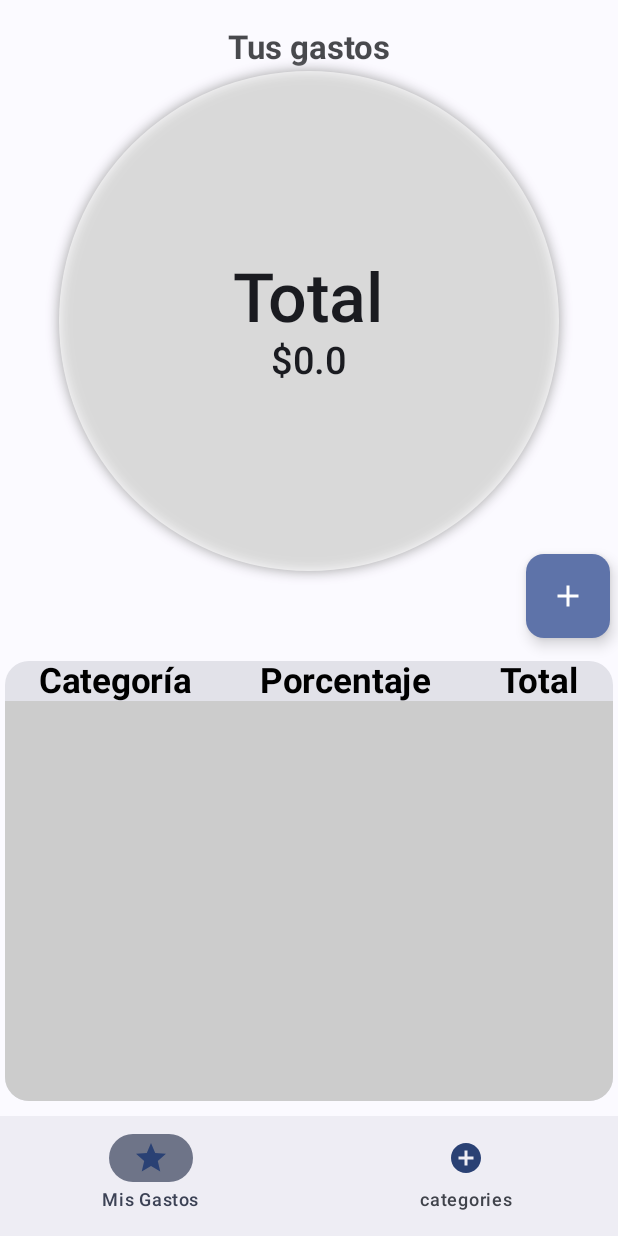
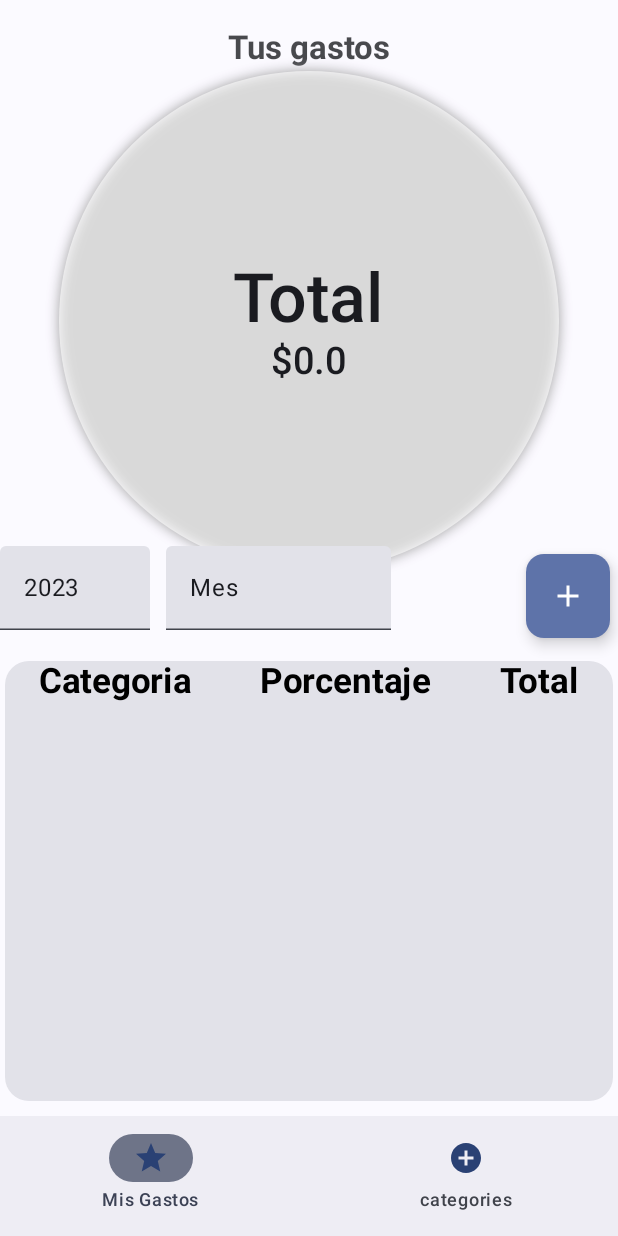
Before and after one commit to unlam-tec-movil/A2-2023-H2-E4, an Android app built with Jetpack Compose: the screen it shows after launch (MainActivity), on a phone screen of 412 x 824 dp. Run offline under Robolectric (Android 15) with nearby library versions, the phone set to English and light mode, and no system bars; our stand-ins replace Dagger/Hilt's generated code, Room's generated code.

Commit message:
añadi filtro por año y mes

```diff
--- a/app/src/main/java/ar/edu/unlam/mobile/scaffold/data/transaction/local/Preloader.kt
+++ b/app/src/main/java/ar/edu/unlam/mobile/scaffold/data/transaction/local/Preloader.kt
@@ -3,6 +3,7 @@ package ar.edu.unlam.mobile.scaffold.data.transaction.local
 import ar.edu.unlam.mobile.scaffold.data.transaction.local.entities.CategoryEntity
 import ar.edu.unlam.mobile.scaffold.data.transaction.local.entities.CurrencyEntity
 import ar.edu.unlam.mobile.scaffold.data.transaction.models.TransactionType
+import java.time.LocalDate
 
 val defaultCategories = listOf(
     CategoryEntity(0, TransactionType.Ingresos, "Salario", "#FF5733"),
@@ -204,3 +205,23 @@ val defaultCurrencies = listOf(
     CurrencyEntity(0, "LTC", "Litecoin"),
     CurrencyEntity(0, "ADA", "Cardano"),
 )
+val defaultYears = listOf<String>(
+    LocalDate.now().year.toString(),
+    (LocalDate.now().year - 1).toString(),
+    (LocalDate.now().year - 2).toString(),
+)
+val defaultMonth: Map<String, String> = mapOf(
+    "Mes" to "Mes",
+    "enero" to "01",
+    "febrero" to "02",
+    "marzo" to "03",
+    "abril" to "04",
+    "mayo" to "05",
+    "junio" to "06",
+    "julio" to "07",
+    "agosto" to "08",
+    "septiembre" to "09",
+    "octubre" to "10",
+    "noviembre" to "11",
+    "diciembre" to "12"
+)
--- a/app/src/main/java/ar/edu/unlam/mobile/scaffold/data/transaction/local/dao/DaoTransaction.kt
+++ b/app/src/main/java/ar/edu/unlam/mobile/scaffold/data/transaction/local/dao/DaoTransaction.kt
@@ -30,4 +30,31 @@ interface DaoTransaction {
         "SELECT t.id as id, t.transaction_type, c.id as category_id, cu.id as currency_id, t.amount as amount, t.date as date, t.description as description FROM `Transaction` t INNER JOIN `Category` c ON t.category_id = c.id INNER JOIN `Currency` cu ON t.currency_id = cu.id"
     )
     fun getTransaction(): Flow<List<TransactionWithDetails>>
+
+    @Transaction
+    @Query(
+        "SELECT t.transaction_type, t.id as id, c.id as category_id, cu.id as currency_id, t.amount as amount, t.date as date, t.description as description FROM `Transaction` t INNER JOIN `Category` c ON t.category_id = c.id INNER JOIN `Currency` cu ON t.currency_id = cu.id " +
+                "WHERE strftime('%Y', t.date) = :year"
+    )
+    fun getTransactionForYear(year: String): Flow<List<TransactionWithDetails>>
+
+    @Transaction
+    @Query(
+        "SELECT t.transaction_type," +
+                " t.id as id, " +
+                "c.id as category_id, " +
+                "cu.id as currency_id, " +
+                "t.amount as amount, " +
+                "t.date as date, " +
+                "t.description as description " +
+                "FROM `Transaction` t INNER JOIN `Category` c ON t.category_id = c.id INNER JOIN `Currency` cu ON t.currency_id = cu.id " +
+                "WHERE strftime('%m', t.date) = :mount"
+    )
+    fun getTransactionForMonth(mount: String): Flow<List<TransactionWithDetails>>
+
+    @Transaction
+    @Query(
+        "SELECT t.transaction_type, t.id as id, c.id as category_id, cu.id as currency_id, t.amount as amount, t.date as date, t.description as description FROM `Transaction` t INNER JOIN `Category` c ON t.category_id = c.id INNER JOIN `Currency` cu ON t.currency_id = cu.id WHERE strftime('%m', t.date) = :month AND strftime('%Y', t.date) = :year"
+    )
+    fun getTransactionForMonthAndYear(month: String, year: String): Flow<List<TransactionWithDetails>>
 }
--- a/app/src/main/java/ar/edu/unlam/mobile/scaffold/data/transaction/local/repository/TransactionLocalRepoInterface.kt
+++ b/app/src/main/java/ar/edu/unlam/mobile/scaffold/data/transaction/local/repository/TransactionLocalRepoInterface.kt
@@ -7,4 +7,10 @@ import kotlinx.coroutines.flow.Flow
 interface TransactionLocalRepoInterface {
     fun getAllTransactions(): Flow<List<TransactionWithDetails>>
     fun addTransaction(transaction: TransactionEntity)
+
+    fun getTransactionForYear(year: String): Flow<List<TransactionWithDetails>>
+
+    fun getTransactionForMonth(month: String): Flow<List<TransactionWithDetails>>
+
+    fun getTransactionForMonthAndYear(month: String, year: String): Flow<List<TransactionWithDetails>>
 }
--- a/app/src/main/java/ar/edu/unlam/mobile/scaffold/data/transaction/repository/TransactionDefaultRepository.kt
+++ b/app/src/main/java/ar/edu/unlam/mobile/scaffold/data/transaction/repository/TransactionDefaultRepository.kt
@@ -22,4 +22,31 @@ class TransactionDefaultRepository @Inject constructor(
             }
         }
     }
+
+    override suspend fun getTransactionForYear(year: String): Flow<List<Transaction>> {
+        return transactionLocalRepo.getTransactionForYear(year).map { list ->
+            list.map {
+                it.toDomain()
+            }
+        }
+    }
+
+    override suspend fun getTransactionForMonth(month: String): Flow<List<Transaction>> {
+        return transactionLocalRepo.getTransactionForMonth(month).map { list ->
+            list.map {
+                it.toDomain()
+            }
+        }
+    }
+
+    override suspend fun getTransactionForMonthAndYear(
+        month: String,
+        year: String,
+    ): Flow<List<Transaction>> {
+        return transactionLocalRepo.getTransactionForMonthAndYear(month, year).map { list ->
+            list.map {
+                it.toDomain()
+            }
+        }
+    }
 }
--- a/app/src/main/java/ar/edu/unlam/mobile/scaffold/data/transaction/repository/TransactionRepositoryInterface.kt
+++ b/app/src/main/java/ar/edu/unlam/mobile/scaffold/data/transaction/repository/TransactionRepositoryInterface.kt
@@ -8,4 +8,10 @@ import kotlinx.coroutines.flow.Flow
 interface TransactionRepositoryInterface {
     suspend fun addTransaction(transaction: TransactionEntity)
     suspend fun getAllTransactions(dispatcherProvider: DispatcherProvider): Flow<List<Transaction>>
+
+    suspend fun getTransactionForYear(year: String): Flow<List<Transaction>>
+
+    suspend fun getTransactionForMonth(month: String): Flow<List<Transaction>>
+
+    suspend fun getTransactionForMonthAndYear(month: String, year: String): Flow<List<Transaction>>
 }
--- a/app/src/main/java/ar/edu/unlam/mobile/scaffold/domain/services/TransactionServiceInterface.kt
+++ b/app/src/main/java/ar/edu/unlam/mobile/scaffold/domain/services/TransactionServiceInterface.kt
@@ -6,4 +6,9 @@ import kotlinx.coroutines.flow.Flow
 interface TransactionServiceInterface {
     suspend fun insertTransaction(transaction: Transaction)
     suspend fun getAllTransactions(): Flow<List<Transaction>>
+    suspend fun getTransactionForYear(year: String): Flow<List<Transaction>>
+
+    suspend fun getTransactionForMonth(month: String): Flow<List<Transaction>>
+
+    suspend fun getTransactionForMonthAndYear(month: String, year: String):Flow<List<Transaction>>
 }
--- a/app/src/main/java/ar/edu/unlam/mobile/scaffold/ui/components/Grafic.kt
+++ b/app/src/main/java/ar/edu/unlam/mobile/scaffold/ui/components/PieChart.kt
@@ -38,6 +38,7 @@ fun PieChart(
             Canvas(
                 modifier = Modifier
                     .fillMaxSize()
+                    .fillMaxWidth()
                     .pointerInput(true) {
                     },
             ) {
@@ -84,19 +85,18 @@ fun PieChart(
                     radius = innerRadius.times(transparentwidth).div(2f),
                 )
             }
-            TextCenter(text = "$$totalSum", innerRadius = innerRadius)
+            TextCenterCircle(total = totalSum, innerRadius = innerRadius)
         }
     }
 }
 
 @Composable
-fun TextCenter(
-    text: String,
+fun TextCenterCircle(
+    total: Double,
     innerRadius: Float,
 ) {
     Column(
-        modifier =
-        Modifier
+        modifier = Modifier
             .width(Dp(innerRadius / 1.5f)),
         horizontalAlignment = Alignment.CenterHorizontally,
     ) {
@@ -106,7 +106,7 @@ fun TextCenter(
             fontSize = 45.sp,
         )
         Text(
-            text = text,
+            text = "$$total",
             fontWeight = FontWeight.SemiBold,
             fontSize = 25.sp,
         )
--- a/app/src/main/java/ar/edu/unlam/mobile/scaffold/ui/components/LazyColumn.kt
+++ b/app/src/main/java/ar/edu/unlam/mobile/scaffold/ui/components/Statistics.kt
@@ -1,6 +1,5 @@
 package ar.edu.unlam.mobile.scaffold.ui.components
 
-import androidx.compose.foundation.background
 import androidx.compose.foundation.layout.Arrangement
 import androidx.compose.foundation.layout.Row
 import androidx.compose.foundation.layout.fillMaxWidth
@@ -23,19 +22,14 @@ import ar.edu.unlam.mobile.scaffold.ui.screens.chartScreen.ChartScreenViewModel
 
 @Composable
 fun Statistics(
-    categoria: String,
-    porcentaje: String,
-    total: String,
     list: List<PieChartInput>,
-    color1: Color,
-    color2: Color,
     viewModel: ChartScreenViewModel,
 ) {
     Card(
         modifier = Modifier
             .fillMaxWidth()
             .padding(3.dp, 10.dp),
-        shape = RoundedCornerShape(16.dp)
+        shape = RoundedCornerShape(16.dp),
     ) {
         Row(
             modifier = Modifier
@@ -43,21 +37,24 @@ fun Statistics(
             horizontalArrangement = Arrangement.SpaceAround,
             verticalAlignment = Alignment.CenterVertically,
         ) {
-            Text(text = categoria, fontSize = 23.sp, color = Color.Black, fontWeight = FontWeight.Bold)
-            Text(text = porcentaje, fontSize = 23.sp, color = Color.Black, fontWeight = FontWeight.Bold)
-            Text(text = total, fontSize = 23.sp, color = Color.Black, fontWeight = FontWeight.Bold)
+            Text(text = "Categoria", fontSize = 23.sp, color = Color.Black, fontWeight = FontWeight.Bold)
+            Text(text = "Porcentaje", fontSize = 23.sp, color = Color.Black, fontWeight = FontWeight.Bold)
+            Text(text = "Total", fontSize = 23.sp, color = Color.Black, fontWeight = FontWeight.Bold)
         }
-        ShowCategories(list, color2, viewModel)
+        ShowCategories(data = list, viewModel = viewModel)
     }
 }
 
 @Composable
-fun ShowCategories(data: List<PieChartInput>, color: Color, viewModel: ChartScreenViewModel) {
+fun ShowCategories(
+    data: List<PieChartInput>,
+    viewModel: ChartScreenViewModel,
+) {
     LazyColumn(
         modifier = Modifier
             .fillMaxWidth()
             .height(300.dp)
-            .background(color = color)
+            .padding(top = 3.dp)
     ) {
         items(data) { item ->
             ListItemRow(item, viewModel)
--- a/app/src/main/java/ar/edu/unlam/mobile/scaffold/ui/screens/chartScreen/ChartScreen.kt
+++ b/app/src/main/java/ar/edu/unlam/mobile/scaffold/ui/screens/chartScreen/ChartScreen.kt
@@ -4,33 +4,44 @@ import androidx.compose.foundation.background
 import androidx.compose.foundation.layout.Arrangement
 import androidx.compose.foundation.layout.Box
 import androidx.compose.foundation.layout.Column
+import androidx.compose.foundation.layout.Row
 import androidx.compose.foundation.layout.Spacer
 import androidx.compose.foundation.layout.fillMaxSize
 import androidx.compose.foundation.layout.fillMaxWidth
 import androidx.compose.foundation.layout.height
 import androidx.compose.foundation.layout.padding
+import androidx.compose.foundation.layout.width
 import androidx.compose.material.icons.Icons
 import androidx.compose.material.icons.filled.Add
 import androidx.compose.material3.CenterAlignedTopAppBar
+import androidx.compose.material3.DropdownMenuItem
 import androidx.compose.material3.ExperimentalMaterial3Api
+import androidx.compose.material3.ExposedDropdownMenuBox
 import androidx.compose.material3.FloatingActionButton
 import androidx.compose.material3.Icon
 import androidx.compose.material3.MaterialTheme
 import androidx.compose.material3.Text
+import androidx.compose.material3.TextField
 import androidx.compose.runtime.Composable
+import androidx.compose.runtime.LaunchedEffect
 import androidx.compose.runtime.collectAsState
 import androidx.compose.runtime.getValue
+import androidx.compose.runtime.mutableStateOf
+import androidx.compose.runtime.remember
+import androidx.compose.runtime.setValue
 import androidx.compose.ui.Alignment
 import androidx.compose.ui.Modifier
-import androidx.compose.ui.graphics.Color
 import androidx.compose.ui.text.font.FontWeight
 import androidx.compose.ui.tooling.preview.Preview
 import androidx.compose.ui.unit.dp
 import androidx.hilt.navigation.compose.hiltViewModel
 import androidx.navigation.NavHostController
+import ar.edu.unlam.mobile.scaffold.data.transaction.local.defaultMonth
+import ar.edu.unlam.mobile.scaffold.data.transaction.local.defaultYears
 import ar.edu.unlam.mobile.scaffold.data.transaction.models.Screens
 import ar.edu.unlam.mobile.scaffold.ui.components.PieChart
 import ar.edu.unlam.mobile.scaffold.ui.components.Statistics
+import java.time.LocalDate
 
 @OptIn(ExperimentalMaterial3Api::class)
 @Composable
@@ -52,22 +63,33 @@ fun ChartScreen(
                 )
             },
         )
-        Body(categoria = "Categoría", porcentaje = "Porcentaje", total = "Total", viewModel, Color.Blue, Color.LightGray, controller)
+        Body(viewModel = viewModel, controller = controller)
         Spacer(modifier = Modifier.height(20.dp))
     }
 }
 
+@OptIn(ExperimentalMaterial3Api::class)
 @Composable
 fun Body(
-    categoria: String,
-    porcentaje: String,
-    total: String,
     viewModel: ChartScreenViewModel,
-    color1: Color,
-    color2: Color,
     controller: NavHostController,
 ) {
     val listPieChartInput by viewModel.pieCharInputList.collectAsState()
+    var expandedFilterYear by remember { mutableStateOf(false) }
+    var expandedFilterMonth by remember { mutableStateOf(false) }
+    var selectedYear by remember { mutableStateOf(LocalDate.now().year.toString()) }
+    var selectedMonth by remember { mutableStateOf("Mes") }
+
+    LaunchedEffect(viewModel, selectedYear,selectedMonth) {
+        if(selectedMonth == "Mes")
+            viewModel.loadTransactionForYear(selectedYear)
+    }
+    LaunchedEffect(viewModel, selectedYear, selectedMonth) {
+        if (selectedMonth != "Mes") {
+            viewModel.loadTransactionForYearAndMonth(selectedYear, selectedMonth)
+        }
+    }
+
     Column {
         Column(
             modifier = Modifier
@@ -79,6 +101,73 @@ fun Body(
                 data = listPieChartInput,
             )
         }
+
+        Row(
+            modifier = Modifier
+                .fillMaxWidth()
+        ) {
+            ExposedDropdownMenuBox(
+                expanded = expandedFilterYear,
+                onExpandedChange = {
+                    expandedFilterYear = !expandedFilterYear
+                },
+            ) {
+                TextField(
+                    value = selectedYear,
+                    onValueChange = {},
+                    readOnly = true,
+                    modifier = Modifier
+                        .menuAnchor()
+                        .width(100.dp)
+                )
+
+                ExposedDropdownMenu(
+                    expanded = expandedFilterYear,
+                    onDismissRequest = { expandedFilterYear = false },
+                ) {
+                    defaultYears.forEach { year ->
+                        DropdownMenuItem(
+                            text = { Text(text = year) },
+                            onClick = {
+                                selectedYear = year
+                                expandedFilterYear = false
+                            },
+                        )
+                    }
+                }
+            }
+            Spacer(modifier = Modifier.padding(5.dp))
+            ExposedDropdownMenuBox(
+                expanded = expandedFilterMonth,
+                onExpandedChange = {
+                    expandedFilterMonth = !expandedFilterMonth
+                },
+            ) {
+                TextField(
+                    value = selectedMonth,
+                    onValueChange = {},
+                    readOnly = true,
+                    modifier = Modifier
+                        .menuAnchor()
+                        .width(150.dp),
+                    )
+
+                ExposedDropdownMenu(
+                    expanded = expandedFilterMonth,
+                    onDismissRequest = { expandedFilterMonth = false },
+                ) {
+                    defaultMonth.forEach { month ->
+                        DropdownMenuItem(
+                            text = { Text(text = month.key) },
+                            onClick = {
+                                selectedMonth = month.value
+                                expandedFilterMonth = false
+                            },
+                        )
+                    }
+                }
+            }
+
             Box(modifier = Modifier.fillMaxWidth()) {
                 FloatingActionButton(
                     modifier = Modifier
@@ -92,11 +181,8 @@ fun Body(
                     Icon(imageVector = Icons.Default.Add, contentDescription = "Add")
                 }
             }
-        Statistics(categoria = categoria, porcentaje = porcentaje, total = total, list = listPieChartInput, color1, color2, viewModel)
+        }
+
+        Statistics(list = listPieChartInput, viewModel)
     }
 }
-
-@Preview(showBackground = true)
-@Composable
-fun ChartScreenPreview() {
-}
--- a/app/src/main/java/ar/edu/unlam/mobile/scaffold/ui/screens/chartScreen/ChartScreenViewModel.kt
+++ b/app/src/main/java/ar/edu/unlam/mobile/scaffold/ui/screens/chartScreen/ChartScreenViewModel.kt
@@ -4,11 +4,13 @@ import androidx.lifecycle.ViewModel
 import androidx.lifecycle.viewModelScope
 import ar.edu.unlam.mobile.scaffold.data.transaction.models.PieChartInput
 import ar.edu.unlam.mobile.scaffold.data.transaction.models.Transaction
+import ar.edu.unlam.mobile.scaffold.data.transaction.models.TransactionType
 import ar.edu.unlam.mobile.scaffold.domain.services.TransactionServiceInterface
 import dagger.hilt.android.lifecycle.HiltViewModel
 import kotlinx.coroutines.flow.MutableStateFlow
 import kotlinx.coroutines.flow.catch
 import kotlinx.coroutines.launch
+import java.time.LocalDate
 import javax.inject.Inject
 import kotlin.math.roundToInt
 
@@ -18,22 +20,18 @@ class ChartScreenViewModel @Inject constructor(
 ) : ViewModel() {
 
     private val transactionsValue = MutableStateFlow<List<Transaction>>(emptyList())
-    val transaction: MutableStateFlow<List<Transaction>> get() = transactionsValue
 
     val pieCharInputList = MutableStateFlow<List<PieChartInput>>(emptyList())
-
     init {
         viewModelScope.launch {
-            try {
-                loadTransaction()
-            } catch (exception: Exception) {
-                handleException(exception)
-            }
+            loadTransactionForYear(LocalDate.now().year.toString())
         }
     }
 
     private fun calculateTotalAmountPerCategory(): List<PieChartInput> {
-        return transactionsValue.value.groupBy { it.category }
+        return transactionsValue.value
+            .filter { it.type == TransactionType.Gastos }
+            .groupBy { it.category }
             .map { (category, transactions) ->
                 PieChartInput(category, transactions.sumOf { it.amount })
             }
@@ -43,26 +41,26 @@ class ChartScreenViewModel @Inject constructor(
         pieCharInputList.value = calculateTotalAmountPerCategory()
     }
 
-    private fun logTransactionData() {
-        println(transactionsValue.value)
-    }
-
-    private fun handleException(exception: Exception) {
-        // Maneja el error de una manera más apropiada, por ejemplo, utilizando un evento LiveData.
-        println("Error al obtener transacciones: $exception")
-    }
-
-    suspend fun loadTransaction() {
-        transactionService.getAllTransactions()
+    suspend fun loadTransactionForYear(year: String){
+        transactionService.getTransactionForYear(year)
             .catch { exception ->
-                println("Error al obtener transacciones: $exception")
+                println("error al obtener transacciones por año: $exception")
             }
-            .collect { listaDetransacciones ->
-                transactionsValue.value = listaDetransacciones.map { it.toDomain() }
+            .collect{ listaDeTransacciones ->
+                transactionsValue.value = listaDeTransacciones.map { it.toDomain() }
                 loadDatePieChartList()
             }
     }
-
+    suspend fun loadTransactionForYearAndMonth(year: String, month: String){
+        transactionService.getTransactionForMonthAndYear(month, year)
+            .catch { exception ->
+                println("error al obtener transacciones por año: $exception")
+            }
+            .collect{ listaDeTransacciones ->
+                transactionsValue.value = listaDeTransacciones.map { it.toDomain() }
+                loadDatePieChartList()
+            }
+    }
     fun calcularPorcentaje(item: PieChartInput): Int {
         var total = 0.0
         pieCharInputList.value.forEach {
```
Also changed, not shown: app/src/main/java/ar/edu/unlam/mobile/scaffold/data/transaction/local/repository/TransactionRoomRepository.kt (+15 -0 lines), app/src/main/java/ar/edu/unlam/mobile/scaffold/domain/services/TransactionService.kt (+15 -0 lines), app/src/main/java/ar/edu/unlam/mobile/scaffold/ui/components/ListItemRow.kt (+26 -6 lines). Lines whose indentation alone changed are shown as unchanged.
